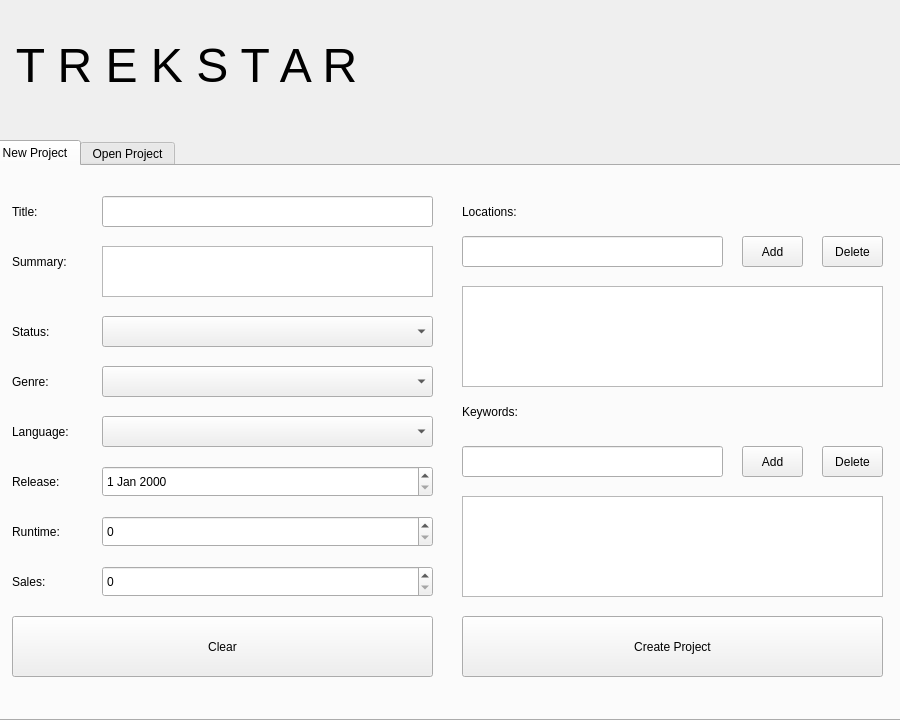
Old version of the form TrekStarApp/forms/mainwindow.ui in the repository EdwinLangley/SDI-TrekStar-Application.
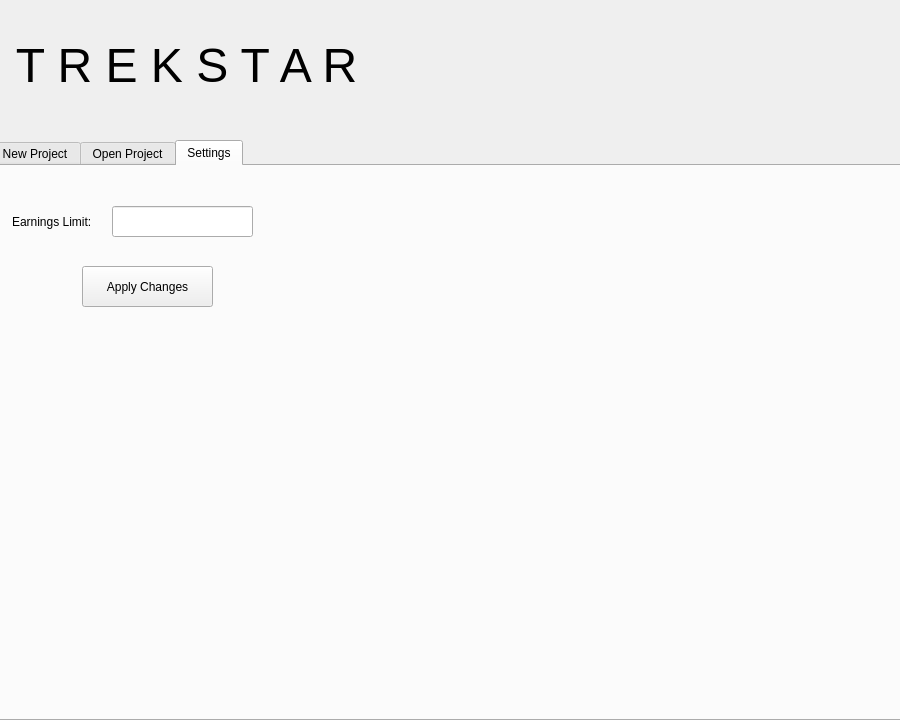
New version of the form. The open tabs and pages were chosen to show the change. Icons and pictures are not drawn.

Commit message: Added settings tab, along with save and load of settings

```diff
--- a/TrekStarApp/forms/mainwindow.ui
+++ b/TrekStarApp/forms/mainwindow.ui
@@ -480,6 +480,47 @@
       </property>
      </widget>
     </widget>
+    <widget class="QWidget" name="tabSettings">
+     <attribute name="title">
+      <string>Settings</string>
+     </attribute>
+     <widget class="QLineEdit" name="txtEarningsLimit">
+      <property name="geometry">
+       <rect>
+        <x>120</x>
+        <y>40</y>
+        <width>141</width>
+        <height>31</height>
+       </rect>
+      </property>
+     </widget>
+     <widget class="QLabel" name="lblEarningsLimit">
+      <property name="geometry">
+       <rect>
+        <x>20</x>
+        <y>40</y>
+        <width>81</width>
+        <height>31</height>
+       </rect>
+      </property>
+      <property name="text">
+       <string>Earnings Limit:</string>
+      </property>
+     </widget>
+     <widget class="QPushButton" name="cmdApplySettings">
+      <property name="geometry">
+       <rect>
+        <x>90</x>
+        <y>100</y>
+        <width>131</width>
+        <height>41</height>
+       </rect>
+      </property>
+      <property name="text">
+       <string>Apply Changes</string>
+      </property>
+     </widget>
+    </widget>
    </widget>
   </widget>
  </widget>
```
The commit also changes 7 other files.
